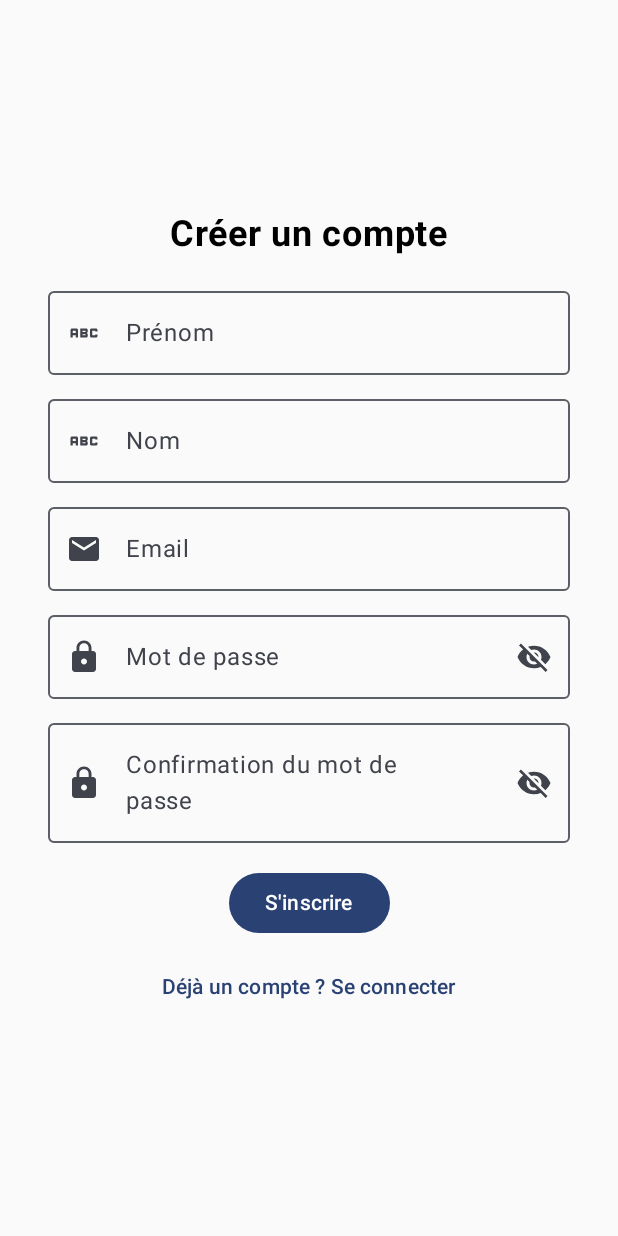
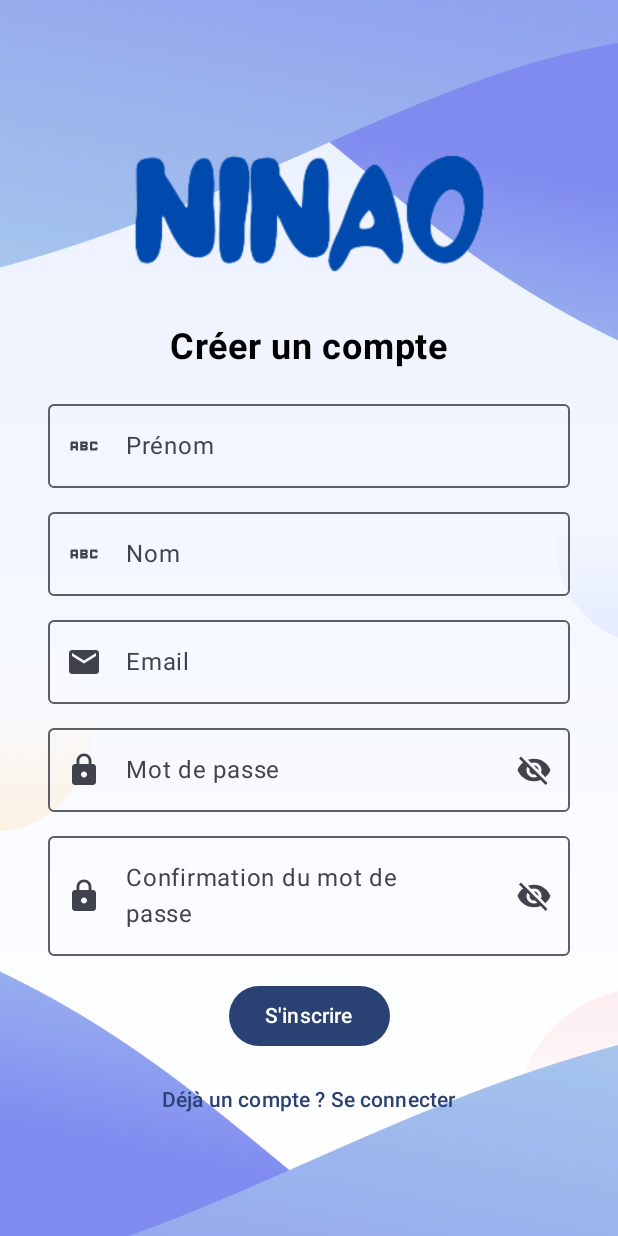
Before and after one commit to josefnet/Ninao, an Android app built with Jetpack Compose: the RegisterScreen screen opened through its navigation route, on a phone screen of 412 x 824 dp. Run offline under Robolectric (Android 15) with nearby library versions, the phone set to English and light mode, and no system bars; our stand-ins replace Firebase (no records; nobody signed in at launch, a user with empty details on screens opened directly); 1 statement that could not run was skipped.

Commit message:
update register/login code, add logo & bg

```diff
--- a/app/src/main/java/com/costostudio/ninao/presentation/screens/HomeScreen.kt
+++ b/app/src/main/java/com/costostudio/ninao/presentation/screens/HomeScreen.kt
@@ -1,6 +1,8 @@
 package com.costostudio.ninao.presentation.screens
 
+import androidx.compose.foundation.Image
 import androidx.compose.foundation.layout.Arrangement
+import androidx.compose.foundation.layout.Box
 import androidx.compose.foundation.layout.Column
 import androidx.compose.foundation.layout.Spacer
 import androidx.compose.foundation.layout.fillMaxSize
@@ -12,12 +14,15 @@ import androidx.compose.runtime.Composable
 import androidx.compose.runtime.LaunchedEffect
 import androidx.compose.ui.Alignment
 import androidx.compose.ui.Modifier
+import androidx.compose.ui.layout.ContentScale
 import androidx.compose.ui.platform.LocalContext
+import androidx.compose.ui.res.painterResource
 import androidx.compose.ui.text.font.FontWeight
 import androidx.compose.ui.tooling.preview.Preview
 import androidx.compose.ui.unit.dp
 import androidx.compose.ui.unit.sp
 import androidx.navigation.NavController
+import com.costostudio.ninao.R
 import com.costostudio.ninao.presentation.viewmodel.HomeViewModel
 import com.google.firebase.auth.FirebaseAuth
 
@@ -25,8 +30,22 @@ import com.google.firebase.auth.FirebaseAuth
 fun HomeScreen(navController: NavController, viewModel: HomeViewModel) {
     val user = FirebaseAuth.getInstance().currentUser
 
+
     // Vérifie si l'utilisateur est connecté
     if (user != null) {
+
+        Box(
+            modifier = Modifier
+                .fillMaxSize()
+        ) {
+
+            Image(
+                painter = painterResource(id = R.drawable.bg),
+                contentDescription = null,
+                contentScale = ContentScale.Crop,
+                modifier = Modifier.matchParentSize()
+            )
+
             Column(
                 modifier = Modifier
                     .fillMaxSize()
@@ -54,6 +73,7 @@ fun HomeScreen(navController: NavController, viewModel: HomeViewModel) {
                     Text("Se déconnecter")
                 }
             }
+        }
     } else {
         // Si l'utilisateur n'est pas connecté, redirige vers l'écran de login
         LaunchedEffect(Unit) {
--- a/app/src/main/java/com/costostudio/ninao/presentation/screens/LoginScreen.kt
+++ b/app/src/main/java/com/costostudio/ninao/presentation/screens/LoginScreen.kt
@@ -1,12 +1,15 @@
 package com.costostudio.ninao.presentation.screens
 
+import androidx.compose.foundation.Image
 import androidx.compose.foundation.layout.Arrangement
+import androidx.compose.foundation.layout.Box
 import androidx.compose.foundation.layout.Column
 import androidx.compose.foundation.layout.Spacer
 import androidx.compose.foundation.layout.fillMaxSize
 import androidx.compose.foundation.layout.fillMaxWidth
 import androidx.compose.foundation.layout.height
 import androidx.compose.foundation.layout.padding
+import androidx.compose.foundation.layout.size
 import androidx.compose.material.icons.Icons
 import androidx.compose.material.icons.filled.Email
 import androidx.compose.material.icons.filled.Lock
@@ -26,13 +29,16 @@ import androidx.compose.runtime.setValue
 import androidx.compose.ui.Alignment
 import androidx.compose.ui.Modifier
 import androidx.compose.ui.graphics.Color
+import androidx.compose.ui.layout.ContentScale
 import androidx.compose.ui.platform.LocalContext
+import androidx.compose.ui.res.painterResource
 import androidx.compose.ui.text.font.FontWeight
 import androidx.compose.ui.text.input.PasswordVisualTransformation
 import androidx.compose.ui.tooling.preview.Preview
 import androidx.compose.ui.unit.dp
 import androidx.compose.ui.unit.sp
 import androidx.navigation.NavController
+import com.costostudio.ninao.R
 import com.costostudio.ninao.presentation.viewmodel.LoginViewModel
 
 @Composable
@@ -42,6 +48,19 @@ fun LoginScreen(navController: NavController, viewModel: LoginViewModel) {
     var email by remember { mutableStateOf("") }
     var password by remember { mutableStateOf("") }
 
+
+    Box(
+        modifier = Modifier
+            .fillMaxSize()
+    ) {
+
+        Image(
+            painter = painterResource(id = R.drawable.bg),
+            contentDescription = null,
+            contentScale = ContentScale.Crop,
+            modifier = Modifier.matchParentSize()
+        )
+
         Column(
             modifier = Modifier
                 .fillMaxSize()
@@ -49,6 +68,13 @@ fun LoginScreen(navController: NavController, viewModel: LoginViewModel) {
             verticalArrangement = Arrangement.Center,
             horizontalAlignment = Alignment.CenterHorizontally
         ) {
+
+            Image(
+                painter = painterResource(id = R.drawable.logo),
+                contentDescription = "logo",
+                modifier = Modifier.size(width = 250.dp, height = 150.dp)
+            )
+
             Text(text = "Se connecter", fontSize = 24.sp, fontWeight = FontWeight.Bold)
 
             Spacer(modifier = Modifier.height(16.dp))
@@ -113,6 +139,7 @@ fun LoginScreen(navController: NavController, viewModel: LoginViewModel) {
             }
         }
     }
+}
 
 @Preview
 @Composable
--- a/app/src/main/java/com/costostudio/ninao/presentation/screens/RegisterScreen.kt
+++ b/app/src/main/java/com/costostudio/ninao/presentation/screens/RegisterScreen.kt
@@ -1,12 +1,15 @@
 package com.costostudio.ninao.presentation.screens
 
+import androidx.compose.foundation.Image
 import androidx.compose.foundation.layout.Arrangement
+import androidx.compose.foundation.layout.Box
 import androidx.compose.foundation.layout.Column
 import androidx.compose.foundation.layout.Spacer
 import androidx.compose.foundation.layout.fillMaxSize
 import androidx.compose.foundation.layout.fillMaxWidth
 import androidx.compose.foundation.layout.height
 import androidx.compose.foundation.layout.padding
+import androidx.compose.foundation.layout.size
 import androidx.compose.material.icons.Icons
 import androidx.compose.material.icons.filled.Abc
 import androidx.compose.material.icons.filled.Email
@@ -36,11 +39,26 @@ import androidx.compose.ui.unit.sp
 import androidx.navigation.NavController
 import androidx.compose.material.icons.filled.Visibility
 import androidx.compose.material.icons.filled.VisibilityOff
+import androidx.compose.ui.layout.ContentScale
+import androidx.compose.ui.res.painterResource
+import com.costostudio.ninao.R
 import com.costostudio.ninao.presentation.viewmodel.RegisterViewModel
 
 @Composable
 fun RegisterScreen(navController: NavController, viewModel: RegisterViewModel /*= get()*/) {
     val registerState by viewModel.registerState.collectAsState()
+
+    Box(
+        modifier = Modifier
+            .fillMaxSize()
+    ) {
+
+        Image(
+            painter = painterResource(id = R.drawable.bg),
+            contentDescription = null,
+            contentScale = ContentScale.Crop,
+            modifier = Modifier.matchParentSize()
+        )
 
         Column(
             modifier = Modifier
@@ -49,6 +67,13 @@ fun RegisterScreen(navController: NavController, viewModel: RegisterViewModel /*
             verticalArrangement = Arrangement.Center,
             horizontalAlignment = Alignment.CenterHorizontally
         ) {
+
+            Image(
+                painter = painterResource(id = R.drawable.logo),
+                contentDescription = "logo",
+                modifier = Modifier.size(width = 250.dp, height = 150.dp)
+            )
+
             Text(text = "Créer un compte", fontSize = 24.sp, fontWeight = FontWeight.Bold)
 
             Spacer(modifier = Modifier.height(16.dp))
@@ -188,6 +213,7 @@ fun RegisterScreen(navController: NavController, viewModel: RegisterViewModel /*
             }
         }
     }
+}
 
 @Preview
 @Composable
```
Also changed, not shown: app/src/main/res/drawable/bg.png (added), app/src/main/res/drawable/logo.png (added). Lines whose indentation alone changed are shown as unchanged.
